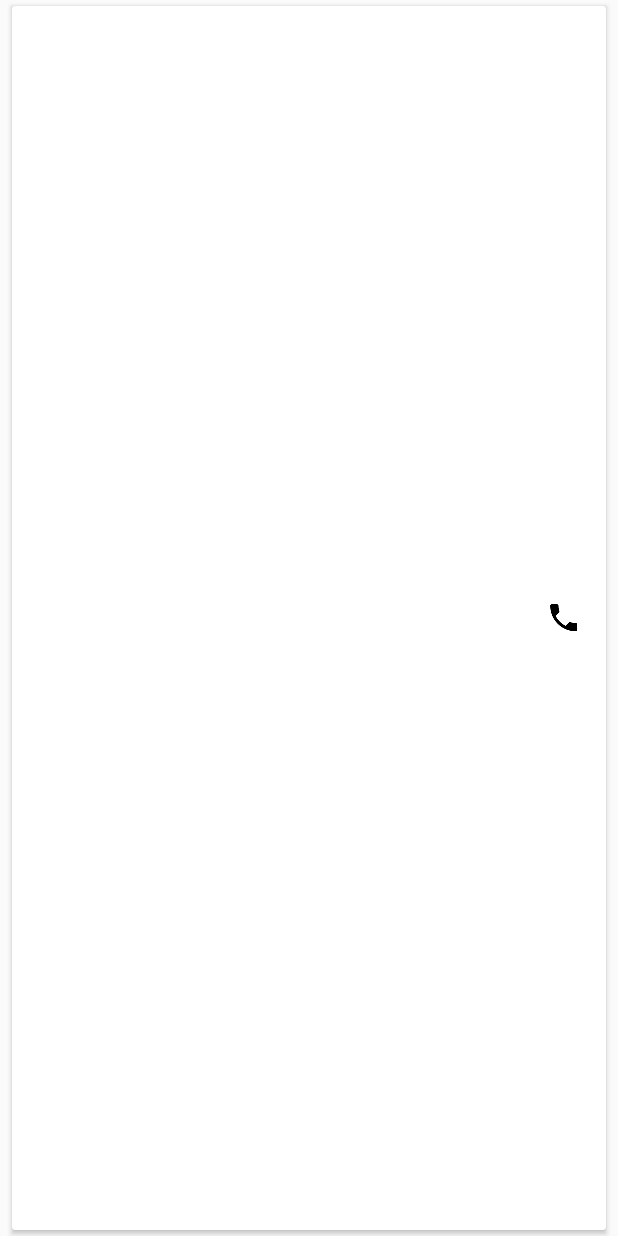
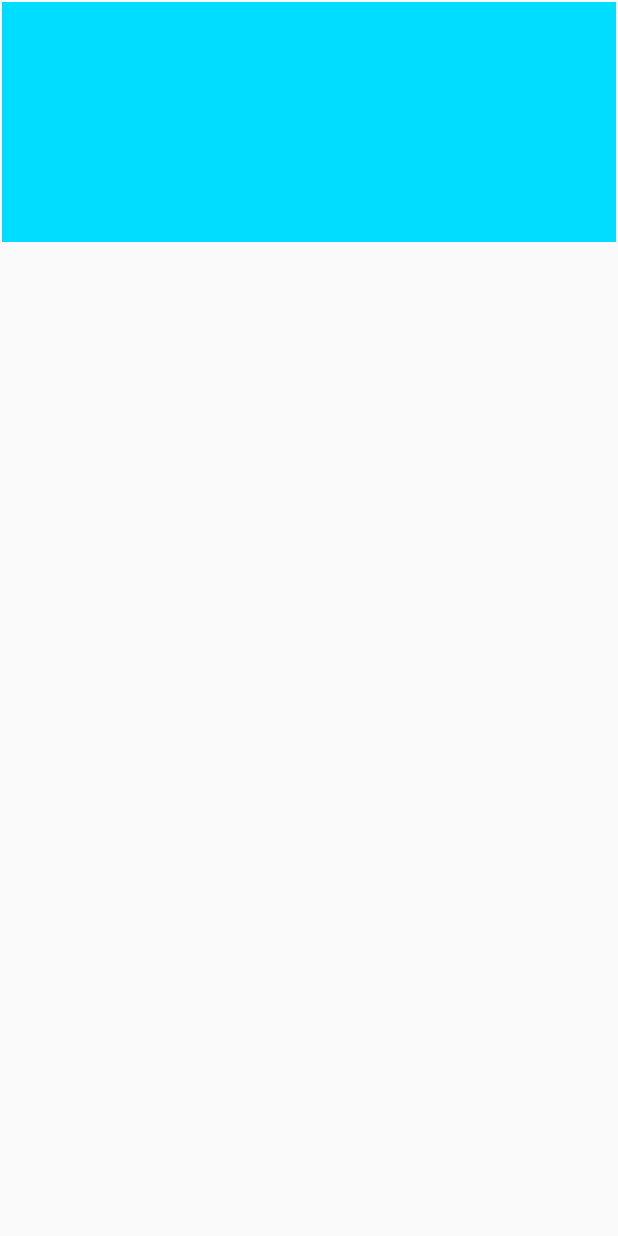
Before and after one commit to unstablebrainiac/DynamicDialer, an Android app: the layout prediction_list_row.xml on its own in the app's theme, with its tools: preview values and no code run, on a phone screen of 412 x 824 dp. Run offline under Robolectric (Android 15) with nearby library versions, the phone set to English and light mode, and no system bars.

```diff
--- a/app/src/main/java/com/tobedecided/dynamicdialer/PredictionsAdapter.java
+++ b/app/src/main/java/com/tobedecided/dynamicdialer/PredictionsAdapter.java
@@ -1,17 +1,10 @@
 package com.tobedecided.dynamicdialer;
 
-import android.Manifest;
-import android.app.Activity;
 import android.content.Context;
-import android.content.Intent;
-import android.content.pm.PackageManager;
-import android.net.Uri;
-import android.support.v4.app.ActivityCompat;
 import android.support.v7.widget.RecyclerView;
 import android.view.LayoutInflater;
 import android.view.View;
 import android.view.ViewGroup;
-import android.widget.ImageButton;
 import android.widget.TextView;
 
 import java.util.List;
@@ -49,17 +42,6 @@ public class PredictionsAdapter extends RecyclerView.Adapter<PredictionsAdapter.
         final Prediction selectedPrediction = predictionList.get(position);
         holder.nameTv.setText(selectedPrediction.getName());
         holder.numberTv.setText(selectedPrediction.getNumber());
-        holder.callButton.setOnClickListener(new View.OnClickListener() {
-            @Override
-            public void onClick(View v) {
-                Intent intent = new Intent(Intent.ACTION_CALL);
-                intent.setData(Uri.parse("tel:" + selectedPrediction.getNumber()));
-                while (ActivityCompat.checkSelfPermission(context, Manifest.permission.CALL_PHONE) != PackageManager.PERMISSION_GRANTED) {
-                    ActivityCompat.requestPermissions((Activity) context, new String[]{Manifest.permission.CALL_PHONE}, LogsAdapter.MY_PERMISSIONS_CALL_PHONE);
-                }
-                context.startActivity(intent);
-            }
-        });
     }
 
     @Override
@@ -70,13 +52,11 @@ public class PredictionsAdapter extends RecyclerView.Adapter<PredictionsAdapter.
     public class PredictionsHolder extends RecyclerView.ViewHolder {
         private TextView nameTv;
         private TextView numberTv;
-        private ImageButton callButton;
 
         public PredictionsHolder(View itemView) {
             super(itemView);
             nameTv = (TextView) itemView.findViewById(R.id.name);
             numberTv = (TextView) itemView.findViewById(R.id.number);
-            callButton = (ImageButton) itemView.findViewById(R.id.call_button);
         }
     }
 }
--- a/app/src/main/res/layout/prediction_list_row.xml
+++ b/app/src/main/res/layout/prediction_list_row.xml
@@ -1,28 +1,9 @@
 <?xml version="1.0" encoding="utf-8"?>
 <LinearLayout xmlns:android="http://schemas.android.com/apk/res/android"
-    xmlns:app="http://schemas.android.com/apk/res-auto"
     android:layout_width="match_parent"
-    android:layout_height="wrap_content"
-    android:orientation="vertical">
-
-    <android.support.v7.widget.CardView
-        android:layout_width="match_parent"
-        android:layout_height="wrap_content"
-        android:layout_marginBottom="4dp"
-        android:layout_marginLeft="8dp"
-        android:layout_marginRight="8dp"
-        android:layout_marginTop="4dp"
-        android:elevation="4dp"
-        app:cardCornerRadius="2dp">
-
-        <RelativeLayout
-            android:layout_width="match_parent"
-            android:layout_height="match_parent">
-
-            <LinearLayout
-                android:id="@+id/call_details"
-                android:layout_width="wrap_content"
-                android:layout_height="match_parent"
+    android:layout_height="160dp"
+    android:background="@android:color/holo_blue_bright"
+    android:layout_margin="1dp"
     android:orientation="vertical">
 
     <TextView
@@ -43,18 +24,3 @@
         android:paddingLeft="8dp"
         android:paddingRight="8dp" />
 </LinearLayout>
-
-            <ImageButton
-                android:id="@+id/call_button"
-                android:layout_width="wrap_content"
-                android:layout_height="wrap_content"
-                android:layout_alignParentEnd="true"
-                android:layout_alignParentRight="true"
-                android:layout_centerVertical="true"
-                android:background="?attr/selectableItemBackgroundBorderless"
-                android:contentDescription="@string/call"
-                android:padding="16dp"
-                android:src="@drawable/ic_call_black_24dp" />
-        </RelativeLayout>
-    </android.support.v7.widget.CardView>
-</LinearLayout>
```
Lines whose indentation alone changed are shown as unchanged.
